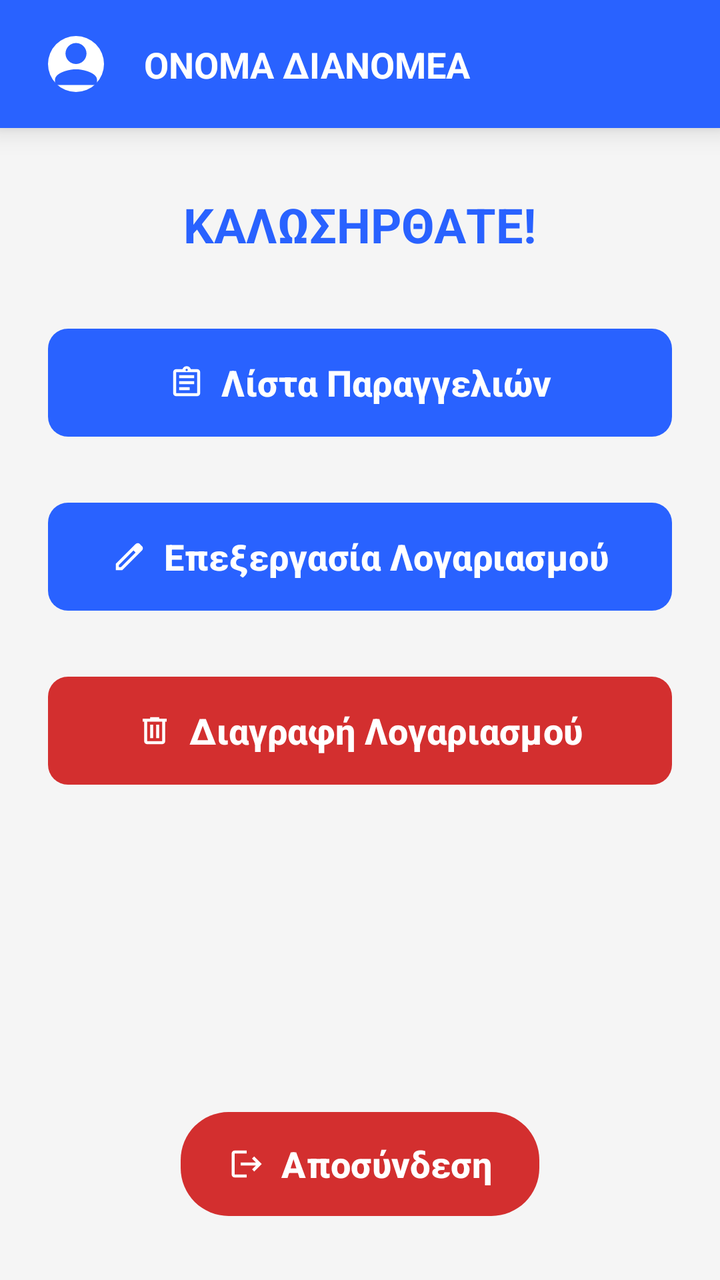
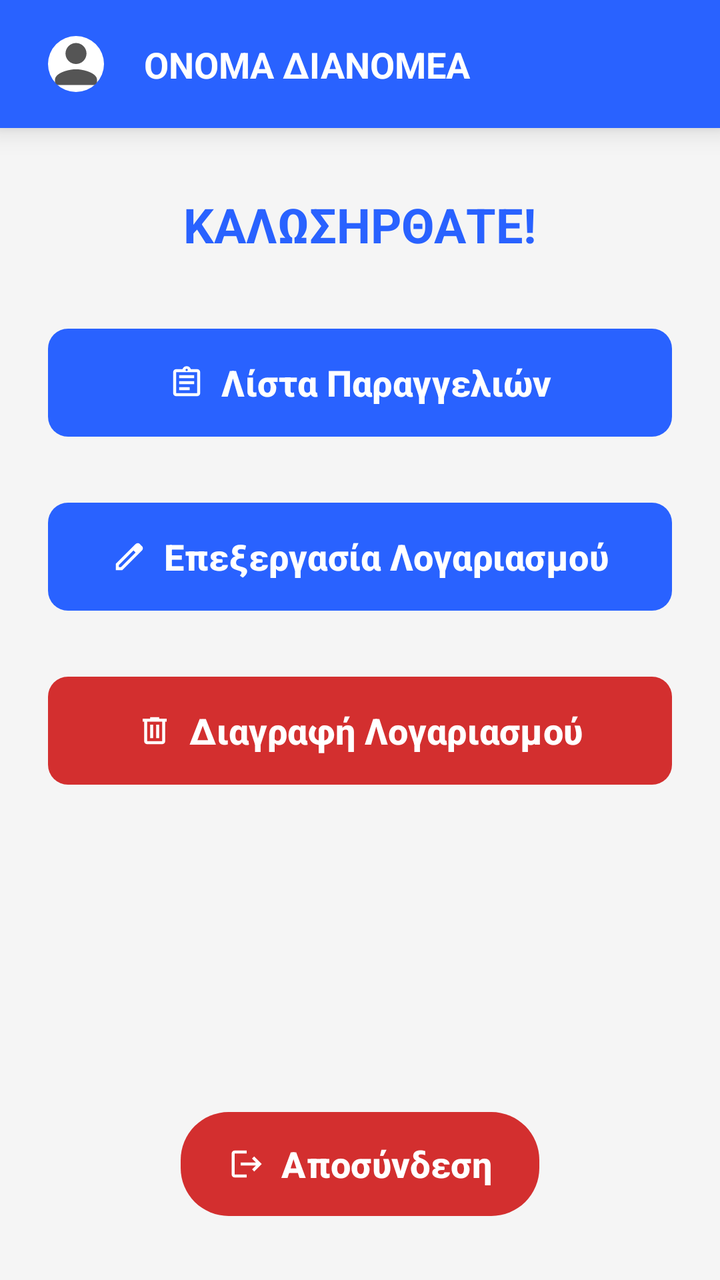

Two renders of the same Android screen: before a commit and after it. Below are the layout's source before the change and the commit's diff.
<!-- AndroidManifest.xml: application theme Theme.Team21 -->
<!-- res/layout/activity_deliverer_menu.xml -->
<?xml version="1.0" encoding="utf-8"?>
<androidx.constraintlayout.widget.ConstraintLayout xmlns:android="http://schemas.android.com/apk/res/android"
    xmlns:app="http://schemas.android.com/apk/res-auto"
    xmlns:tools="http://schemas.android.com/tools"
    android:id="@+id/activityDelivererDashboard"
    android:layout_width="match_parent"
    android:layout_height="match_parent"
    android:background="?android:attr/windowBackground"
    tools:context=".view.employee.deliverer.delivererMenu.DelivererMenuActivity">

    
    <androidx.constraintlayout.widget.ConstraintLayout
        android:id="@+id/headerContainer"
        android:layout_width="match_parent"
        android:layout_height="64dp"
        android:background="?attr/colorPrimary"
        android:elevation="8dp"
        app:layout_constraintTop_toTopOf="parent">

        <com.google.android.material.imageview.ShapeableImageView
            android:id="@+id/imgUserProfile"
            android:layout_width="44dp"
            android:layout_height="44dp"
            android:layout_marginStart="16dp"
            android:background="?attr/colorSurface"
            android:padding="8dp"
            android:scaleType="centerCrop"
            android:src="@drawable/ic_person"
            app:shapeAppearanceOverlay="@style/CircleImage"
            app:tint="?attr/colorPrimary"
            app:layout_constraintBottom_toBottomOf="parent"
            app:layout_constraintStart_toStartOf="parent"
            app:layout_constraintTop_toTopOf="parent" />

        <TextView
            android:id="@+id/txtDelivererMenuName"
            android:layout_width="0dp"
            android:layout_height="wrap_content"
            android:layout_marginStart="12dp"
            android:layout_marginEnd="16dp"
            android:text="ΟΝΟΜΑ ΔΙΑΝΟΜΕΑ"
            android:textColor="?attr/colorOnPrimary"
            android:textSize="18sp"
            android:textStyle="bold"
            app:layout_constraintBottom_toBottomOf="parent"
            app:layout_constraintEnd_toEndOf="parent"
            app:layout_constraintStart_toEndOf="@+id/imgUserProfile"
            app:layout_constraintTop_toTopOf="parent" />
    </androidx.constraintlayout.widget.ConstraintLayout>

    <TextView
        android:id="@+id/txtDelivererWelcomeMessage"
        android:layout_width="wrap_content"
        android:layout_height="wrap_content"
        android:layout_marginTop="32dp"
        android:text="ΚΑΛΩΣΗΡΘΑΤΕ!"
        android:textColor="?attr/colorPrimary"
        android:textSize="24sp"
        android:textStyle="bold"
        app:layout_constraintEnd_toEndOf="parent"
        app:layout_constraintStart_toStartOf="parent"
        app:layout_constraintTop_toBottomOf="@+id/headerContainer" />

    <com.google.android.material.button.MaterialButton
        android:id="@+id/btnDelivererMenuOrdersList"
        android:layout_width="0dp"
        android:layout_height="62dp"
        android:layout_marginHorizontal="24dp"
        android:layout_marginTop="32dp"
        app:backgroundTint="?attr/colorPrimary"
        android:text="Λίστα Παραγγελιών"
        android:textColor="?attr/colorOnPrimary"
        android:textSize="18sp"
        android:textStyle="bold"
        app:icon="@drawable/ic_assignment"
        app:iconTint="?attr/colorOnPrimary"
        app:iconGravity="textStart"
        app:cornerRadius="10dp"
        app:layout_constraintEnd_toEndOf="parent"
        app:layout_constraintStart_toStartOf="parent"
        app:layout_constraintTop_toBottomOf="@+id/txtDelivererWelcomeMessage" />

    <com.google.android.material.button.MaterialButton
        android:id="@+id/btnDelivererMenuProcessAccount"
        android:layout_width="0dp"
        android:layout_height="62dp"
        android:layout_marginHorizontal="24dp"
        android:layout_marginTop="25dp"
        app:backgroundTint="?attr/colorPrimary"
        android:text="Επεξεργασία Λογαριασμού"
        android:textColor="?attr/colorOnPrimary"
        android:textSize="18sp"
        android:textStyle="bold"
        app:icon="@drawable/ic_edit"
        app:iconTint="?attr/colorOnPrimary"
        app:iconGravity="textStart"
        app:cornerRadius="10dp"
        app:layout_constraintEnd_toEndOf="parent"
        app:layout_constraintStart_toStartOf="parent"
        app:layout_constraintTop_toBottomOf="@+id/btnDelivererMenuOrdersList" />

    <com.google.android.material.button.MaterialButton
        android:id="@+id/btnDelivererMenuDeleteAccount"
        android:layout_width="0dp"
        android:layout_height="62dp"
        android:layout_marginHorizontal="24dp"
        android:layout_marginTop="25dp"
        app:backgroundTint="?attr/colorError"
        android:text="Διαγραφή Λογαριασμού"
        android:textColor="?attr/colorOnPrimary"
        android:textSize="18sp"
        android:textStyle="bold"
        app:icon="@drawable/ic_delete"
        app:iconTint="?attr/colorOnPrimary"
        app:iconGravity="textStart"
        app:cornerRadius="10dp"
        app:layout_constraintEnd_toEndOf="parent"
        app:layout_constraintStart_toStartOf="parent"
        app:layout_constraintTop_toBottomOf="@+id/btnDelivererMenuProcessAccount" />

    <com.google.android.material.button.MaterialButton
        android:id="@+id/btnDelivererMenuLogout"
        android:layout_width="wrap_content"
        android:layout_height="60dp"
        android:layout_marginBottom="28dp"
        app:backgroundTint="?attr/colorError"
        android:text="Αποσύνδεση"
        android:textColor="?attr/colorOnPrimary"
        android:textSize="18sp"
        android:textStyle="bold"
        app:icon="@drawable/ic_logout"
        app:iconTint="?attr/colorOnPrimary"
        app:iconGravity="textStart"
        app:cornerRadius="24dp"
        app:layout_constraintBottom_toBottomOf="parent"
        app:layout_constraintEnd_toEndOf="parent"
        app:layout_constraintStart_toStartOf="parent" />

</androidx.constraintlayout.widget.ConstraintLayout>
<!-- resources referenced by this layout -->
<resources>
  <!-- drawable ic_delete (drawable) -->
  <vector xmlns:android="http://schemas.android.com/apk/res/android"
      android:width="24dp"
      android:height="24dp"
      android:viewportWidth="960"
      android:viewportHeight="960"
      android:tint="?attr/colorControlNormal">
    <path
        android:fillColor="@android:color/white"
        android:pathData="M280,840Q247,840 223.5,816.5Q200,793 200,760L200,240L160,240L160,160L360,160L360,120L600,120L600,160L800,160L800,240L760,240L760,760Q760,793 736.5,816.5Q713,840 680,840L280,840ZM680,240L280,240L280,760Q280,760 280,760Q280,760 280,760L680,760Q680,760 680,760Q680,760 680,760L680,240ZM360,680L440,680L440,320L360,320L360,680ZM520,680L600,680L600,320L520,320L520,680ZM280,240L280,240L280,760Q280,760 280,760Q280,760 280,760L280,760Q280,760 280,760Q280,760 280,760L280,240Z"/>
  </vector>
  <!-- drawable ic_edit (drawable) -->
  <vector xmlns:android="http://schemas.android.com/apk/res/android"
      android:width="24dp"
      android:height="24dp"
      android:viewportWidth="960"
      android:viewportHeight="960"
      android:tint="?attr/colorControlNormal">
    <path
        android:fillColor="@android:color/white"
        android:pathData="M200,760L257,760L648,369L591,312L200,703L200,760ZM120,840L120,670L648,143Q660,132 674.5,126Q689,120 705,120Q721,120 736,126Q751,132 762,144L817,200Q829,211 834.5,226Q840,241 840,256Q840,272 834.5,286.5Q829,301 817,313L290,840L120,840ZM760,256L760,256L704,200L704,200L760,256ZM619,341L591,312L591,312L648,369L648,369L619,341Z"/>
  </vector>
  <!-- drawable ic_logout (drawable) -->
  <vector xmlns:android="http://schemas.android.com/apk/res/android" android:autoMirrored="true" android:height="24dp" android:tint="#F8F5F5" android:viewportHeight="24" android:viewportWidth="24" android:width="24dp">
        
      <path android:fillColor="@android:color/white" android:pathData="M17,7l-1.41,1.41L18.17,11H8v2h10.17l-2.58,2.58L17,17l5,-5zM4,5h8V3H4c-1.1,0 -2,0.9 -2,2v14c0,1.1 0.9,2 2,2h8v-2H4V5z"/>
      
  </vector>
  <!-- drawable ic_person (drawable) -->
  <vector xmlns:android="http://schemas.android.com/apk/res/android"
      android:width="24dp"
      android:height="24dp"
      android:viewportWidth="1024"
      android:viewportHeight="1024">
    <path
        android:fillColor="#555555"
        android:pathData="M512,512c105.6,0 192,-86.4 192,-192s-86.4,-192 -192,-192 -192,86.4 -192,192S406.4,512 512,512zM512,608c-127.2,0 -384,64.8 -384,192l0,96 768,0 0,-96C896,672.8 639.2,608 512,608z"/>
  </vector>
  <style name="CircleImage">
          <item name="cornerFamily">rounded</item>
          <item name="cornerSize">50%</item>
      </style>
  <style name="Theme.Team21" parent="Base.Theme.Team21" />
  <color name="bg_light">#F5F5F5</color>
  <color name="card_light">#FFFFFF</color>
  <color name="input_bg_light">#EBEBEB</color>
  <color name="text_dark">#212121</color>
  <color name="text_muted_light">#757575</color>
  <color name="white">#FFFFFFFF</color>
  <color name="eshop_primary">#2962FF</color>
  <color name="eshop_accent">#FF6D00</color>
  <color name="error_red_light">#D32F2F</color>
  <color name="filter_active_light">#2962FF</color>
  <color name="filter_bg_unselected_light">#E0E0E0</color>
  <color name="teal_menu_light">#009688</color>
  <!-- unchanged entries left out for length: 2 -->
</resources>

<!-- the commit's change to res/layout/activity_deliverer_menu.xml (unified diff, before → after) -->
@@ -27,7 +27,6 @@
             android:scaleType="centerCrop"
             android:src="@drawable/ic_person"
             app:shapeAppearanceOverlay="@style/CircleImage"
-            app:tint="?attr/colorPrimary"
             app:layout_constraintBottom_toBottomOf="parent"
             app:layout_constraintStart_toStartOf="parent"
             app:layout_constraintTop_toTopOf="parent" />
